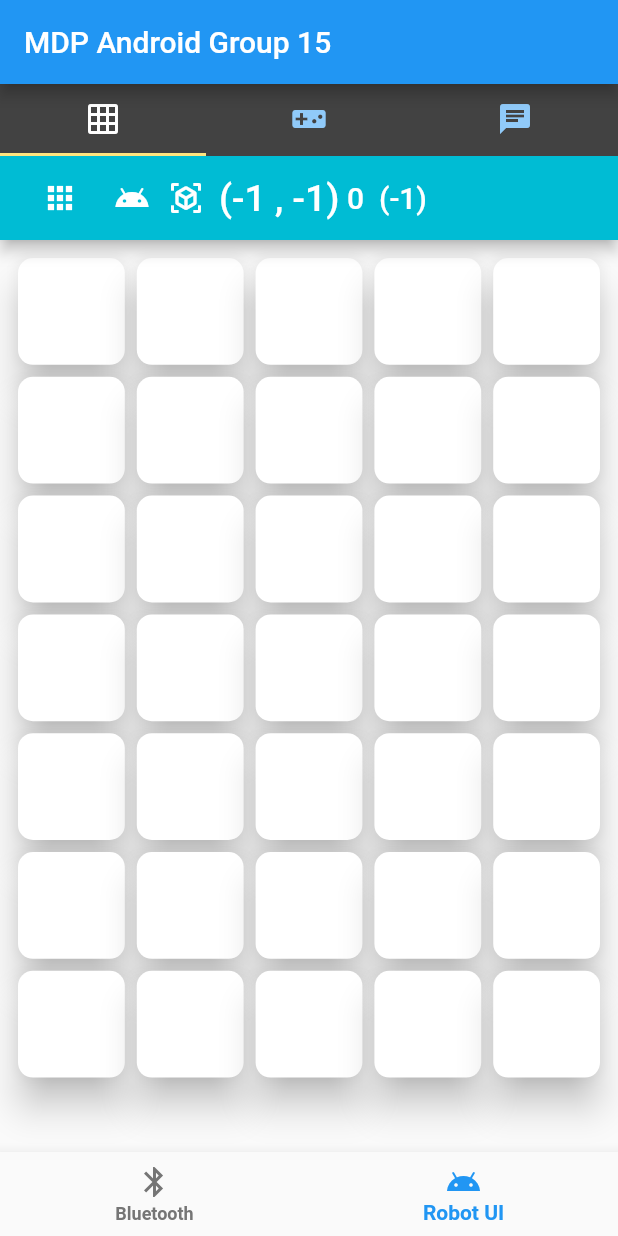
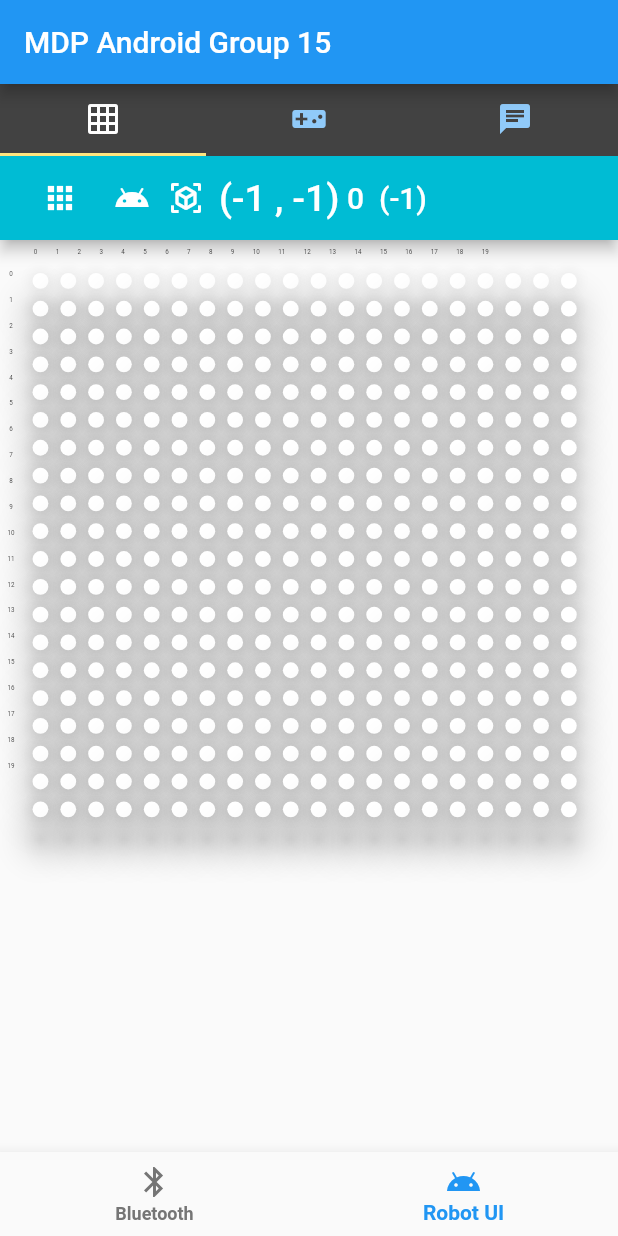
Before and after one commit to xKwan/MDP3004, a Flutter app: the screen it shows after launch, item 2 of the bottom bar chosen, on a phone screen of 412 x 824 dp. Run offline on Flutter 3.47's test engine with Material 2 defaults, Android fonts, the phone set to English and light mode, and no system bars; our stand-ins replace another_flushbar, flutter_bluetooth_serial, rxdart.

Commit message:
Grid axis

```diff
--- a/lib/GridArena.dart
+++ b/lib/GridArena.dart
@@ -23,8 +23,8 @@ class GridArena extends StatefulWidget {
 
 class _GridArenaState extends State<GridArena>
     with AutomaticKeepAliveClientMixin<GridArena> {
-  int _columns = 5;
-  int _rows = 7;
+  int _columns = 20;
+  int _rows = 20;
 
   List<int> _index = [];
   int robotIndex = -1;
@@ -365,13 +365,52 @@ class _GridArenaState extends State<GridArena>
         resizeToAvoidBottomInset: false,
         body: Container(
           child: Column(
+
             children: [
+              Container(
+                //X-AXIS
+                alignment: Alignment.topCenter,
+                child: Row(
+                  children: List.generate(_columns, (index) {
+                      return Padding(
+                            padding: index == 0 ? EdgeInsets.only(top:5, left: 450/_rows)
+                                : EdgeInsets.only(top:5, left: 245/_columns),
+                          child: Text(index.toString(),
+                          style: TextStyle(
+                            fontSize: 12 / (_columns/7)
+                          ),
+                        ),
+                      );
+                    })
+
+                )
+              ),
+              Row(
+                crossAxisAlignment: CrossAxisAlignment.start,
+                children: [
+                  Container(
+                    //Y-AXIS
+                      child: Column(
+                        children: List.generate(_rows, (index) {
+                            return Padding(
+                                padding: index == 0 ? EdgeInsets.only(top:200/_columns ,left: 5)
+                                    : EdgeInsets.only(left: 5, top: 245/_rows),
+                                child: Text((index).toString(),
+                                  style: TextStyle(
+                                      fontSize: 12 / (_columns/7)
+                                  ),
+                                ),
+                            );
+                          })
+                      )
+
+                  ),
                   Container(
                     child: Padding(
                       padding: const EdgeInsets.all(8.0),
                       child: Container(
                         height: MediaQuery.of(context).size.height * .7,
-                    //width: MediaQuery.of(context).size.width*.7,
+                        width: MediaQuery.of(context).size.width * .9,
                         child: GridView.count(
                           childAspectRatio: 1,
                           crossAxisCount: _columns,
@@ -465,6 +504,8 @@ class _GridArenaState extends State<GridArena>
                         ),
                       ),
                     ),
+                  )
+                ],
               ),
               SizedBox(height: 30.0),
               Expanded(
```
Lines whose indentation alone changed are shown as unchanged.
